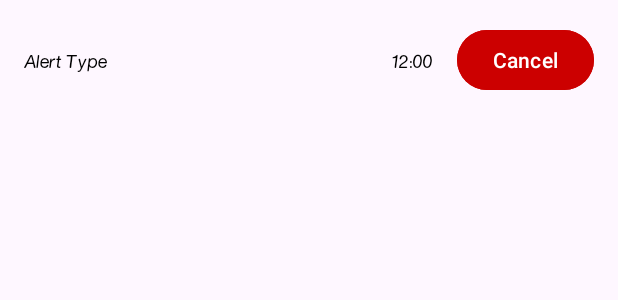
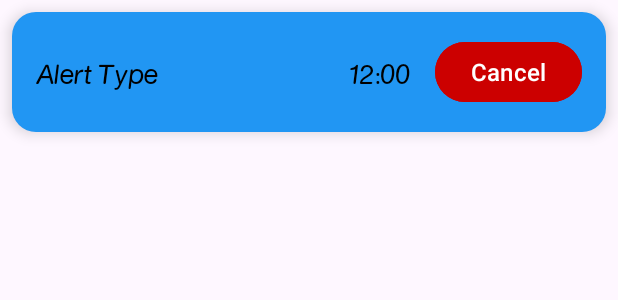
Before and after one commit to Nour-Badran/WeatherForecastProject, an Android app: the layout item_alert.xml on its own in the app's theme, with its tools: preview values and no code run, on a phone screen of 412 x 824 dp. Shown: the top 300 px of the screen. Run offline under Robolectric (Android 15) with nearby library versions, the phone set to English and light mode, and no system bars.

Commit message:
Last commit

```diff
--- a/app/src/main/java/com/example/mvvm/alert/view/AlertAdapter.kt
+++ b/app/src/main/java/com/example/mvvm/alert/view/AlertAdapter.kt
@@ -30,7 +30,7 @@ class AlertAdapter(private val onCancelClick: (AlertEntity) -> Unit) :
             binding.tvAlertType.text = if (currentLanguage == "ar") {
                 if (alert.alertType == "ALARM") "منبه" else "إشعار"
             } else {
-                alert.alertType
+                if (alert.alertType == "ALARM") "Alarm" else "Notification"
             }
             binding.tvAlertTime.text = String.format("%02d:%02d", alert.hour, alert.minute)
             binding.btnCancel.setOnClickListener {
--- a/app/src/main/res/layout/fragment_alert.xml
+++ b/app/src/main/res/layout/fragment_alert.xml
@@ -32,6 +32,8 @@
         android:layout_alignParentBottom="true"
         android:layout_marginEnd="20dp"
         android:layout_marginBottom="65dp"
+        app:backgroundTint="@color/colorSecondary"
+        app:rippleColor="@color/colorPrimary"
         app:elevation="8dp"
         app:srcCompat="@drawable/add_24dp_e8eaed_fill0_wght400_grad0_opsz24" />
 
--- a/app/src/main/res/layout/item_alert.xml
+++ b/app/src/main/res/layout/item_alert.xml
@@ -2,9 +2,15 @@
 <LinearLayout xmlns:android="http://schemas.android.com/apk/res/android"
     android:layout_width="match_parent"
     android:layout_height="wrap_content"
+    android:layout_marginStart="8dp"
+    android:layout_marginTop="8dp"
+    android:layout_marginEnd="8dp"
+    android:layout_marginBottom="8dp"
+    android:background="@drawable/rounded_background"
+    android:elevation="6dp"
+    android:gravity="center_vertical"
     android:orientation="horizontal"
-    android:padding="16dp"
-    android:gravity="center_vertical">
+    android:padding="16dp">
 
     <!-- Alert Type TextView -->
     <TextView
@@ -13,8 +19,8 @@
         android:layout_height="wrap_content"
         android:layout_weight="1"
         android:text="@string/alert_type"
-        android:textSize="16sp"
-        android:textColor="@android:color/black" />
+        android:textColor="@android:color/black"
+        android:textSize="24sp" />
 
     <!-- Alert Time TextView -->
     <TextView
@@ -23,16 +29,17 @@
         android:layout_height="wrap_content"
         android:layout_marginEnd="16dp"
         android:text="@string/_12_00"
-        android:textSize="16sp"
-        android:textColor="@android:color/black" />
+        android:textColor="@android:color/black"
+        android:textSize="24sp" />
 
     <!-- Cancel Button -->
     <Button
         android:id="@+id/btnCancel"
         android:layout_width="wrap_content"
         android:layout_height="wrap_content"
+        android:backgroundTint="@android:color/holo_red_dark"
         android:text="@string/cancel"
         android:textColor="@android:color/white"
-        android:backgroundTint="@android:color/holo_red_dark" />
+        android:textSize="16sp" />
 
 </LinearLayout>
```
Also changed, not shown: app/src/main/java/com/example/mvvm/alert/view/AlertFragment.kt (+11 -0 lines).
